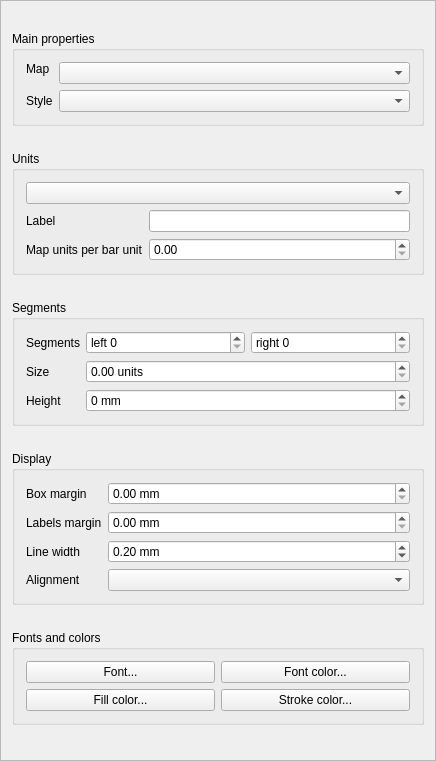
carsmie/QGIS, file src/ui/qgscomposerscalebarwidgetbase.ui: the form before one commit.
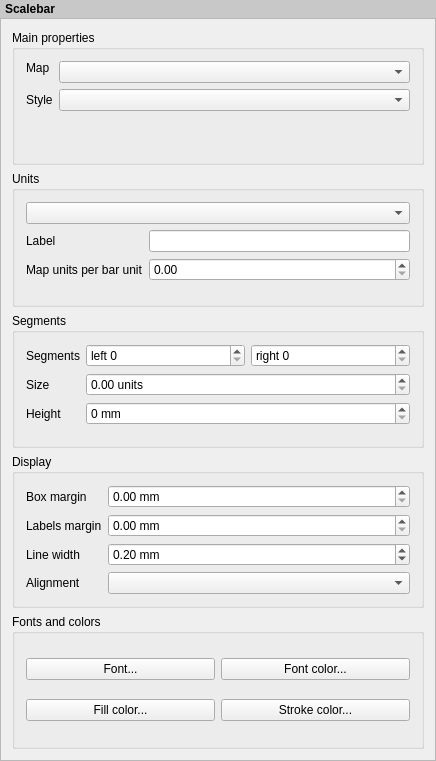
The form after the commit. Custom widgets are drawn as their Qt base class.

```diff
--- a/src/ui/qgscomposerscalebarwidgetbase.ui
+++ b/src/ui/qgscomposerscalebarwidgetbase.ui
@@ -20,9 +20,28 @@
    <string>Barscale Options</string>
   </property>
   <layout class="QVBoxLayout" name="verticalLayout">
+   <property name="spacing">
+    <number>0</number>
+   </property>
    <property name="margin">
     <number>0</number>
    </property>
+   <item>
+    <widget class="QLabel" name="label_5">
+     <property name="sizePolicy">
+      <sizepolicy hsizetype="Preferred" vsizetype="Maximum">
+       <horstretch>0</horstretch>
+       <verstretch>0</verstretch>
+      </sizepolicy>
+     </property>
+     <property name="styleSheet">
+      <string notr="true">padding: 2px; font-weight: bold; background-color: rgb(200, 200, 200);</string>
+     </property>
+     <property name="text">
+      <string>Scalebar</string>
+     </property>
+    </widget>
+   </item>
    <item>
     <widget class="QScrollArea" name="scrollArea">
      <property name="widgetResizable">
@@ -34,18 +53,12 @@
         <x>0</x>
         <y>0</y>
         <width>434</width>
-        <height>759</height>
+        <height>739</height>
        </rect>
       </property>
       <layout class="QVBoxLayout" name="mainLayout">
        <item>
         <widget class="QgsCollapsibleGroupBoxBasic" name="groupBox">
-         <property name="sizePolicy">
-          <sizepolicy hsizetype="Preferred" vsizetype="Maximum">
-           <horstretch>0</horstretch>
-           <verstretch>0</verstretch>
-          </sizepolicy>
-         </property>
          <property name="title">
           <string>Main properties</string>
          </property>
@@ -59,6 +72,9 @@
           <property name="fieldGrowthPolicy">
            <enum>QFormLayout::AllNonFixedFieldsGrow</enum>
           </property>
+          <property name="labelAlignment">
+           <set>Qt::AlignLeading|Qt::AlignLeft|Qt::AlignVCenter</set>
+          </property>
           <item row="0" column="0">
            <widget class="QLabel" name="mMapLabel">
             <property name="sizePolicy">
@@ -109,12 +125,6 @@
        </item>
        <item>
         <widget class="QgsCollapsibleGroupBoxBasic" name="groupBox_2">
-         <property name="sizePolicy">
-          <sizepolicy hsizetype="Preferred" vsizetype="Maximum">
-           <horstretch>0</horstretch>
-           <verstretch>0</verstretch>
-          </sizepolicy>
-         </property>
          <property name="title">
           <string>Units</string>
          </property>
@@ -125,6 +135,12 @@
           <bool>true</bool>
          </property>
          <layout class="QFormLayout" name="formLayout_2">
+          <property name="fieldGrowthPolicy">
+           <enum>QFormLayout::AllNonFixedFieldsGrow</enum>
+          </property>
+          <property name="labelAlignment">
+           <set>Qt::AlignLeading|Qt::AlignLeft|Qt::AlignVCenter</set>
+          </property>
           <item row="1" column="0">
            <widget class="QLabel" name="mUnitLabelLabel">
             <property name="text">
@@ -169,12 +185,6 @@
        </item>
        <item>
         <widget class="QgsCollapsibleGroupBoxBasic" name="groupBox_3">
-         <property name="sizePolicy">
-          <sizepolicy hsizetype="Preferred" vsizetype="Maximum">
-           <horstretch>0</horstretch>
-           <verstretch>0</verstretch>
-          </sizepolicy>
-         </property>
          <property name="title">
           <string>Segments</string>
          </property>
@@ -188,6 +198,9 @@
           <property name="fieldGrowthPolicy">
            <enum>QFormLayout::AllNonFixedFieldsGrow</enum>
           </property>
+          <property name="labelAlignment">
+           <set>Qt::AlignLeading|Qt::AlignLeft|Qt::AlignVCenter</set>
+          </property>
           <item row="0" column="0">
            <widget class="QLabel" name="mSegmentLabel">
             <property name="text">
@@ -267,12 +280,6 @@
        </item>
        <item>
         <widget class="QgsCollapsibleGroupBoxBasic" name="groupBox_5">
-         <property name="sizePolicy">
-          <sizepolicy hsizetype="Preferred" vsizetype="Maximum">
-           <horstretch>0</horstretch>
-           <verstretch>0</verstretch>
-          </sizepolicy>
-         </property>
          <property name="title">
           <string>Display</string>
          </property>
@@ -286,6 +293,9 @@
           <property name="fieldGrowthPolicy">
            <enum>QFormLayout::AllNonFixedFieldsGrow</enum>
           </property>
+          <property name="labelAlignment">
+           <set>Qt::AlignLeading|Qt::AlignLeft|Qt::AlignVCenter</set>
+          </property>
           <item row="0" column="0">
            <widget class="QLabel" name="label_4">
             <property name="text">
@@ -367,12 +377,6 @@
        </item>
        <item>
         <widget class="QgsCollapsibleGroupBoxBasic" name="groupBox_4">
-         <property name="sizePolicy">
-          <sizepolicy hsizetype="Preferred" vsizetype="Maximum">
-           <horstretch>0</horstretch>
-           <verstretch>0</verstretch>
-          </sizepolicy>
-         </property>
          <property name="title">
           <string>Fonts and colors</string>
          </property>
@@ -385,9 +389,6 @@
          <layout class="QVBoxLayout" name="verticalLayout_2">
           <item>
            <layout class="QHBoxLayout" name="horizontalLayout2">
-            <property name="margin">
-             <number>0</number>
-            </property>
             <item>
              <widget class="QPushButton" name="mFontButton">
               <property name="sizePolicy">
@@ -412,9 +413,6 @@
           </item>
           <item>
            <layout class="QHBoxLayout" name="horizontalLayout3">
-            <property name="margin">
-             <number>0</number>
-            </property>
             <item>
              <widget class="QPushButton" name="mColorPushButton">
               <property name="text">
```
Left out of the diff: 8 changed lines with no effect on the pictures.
